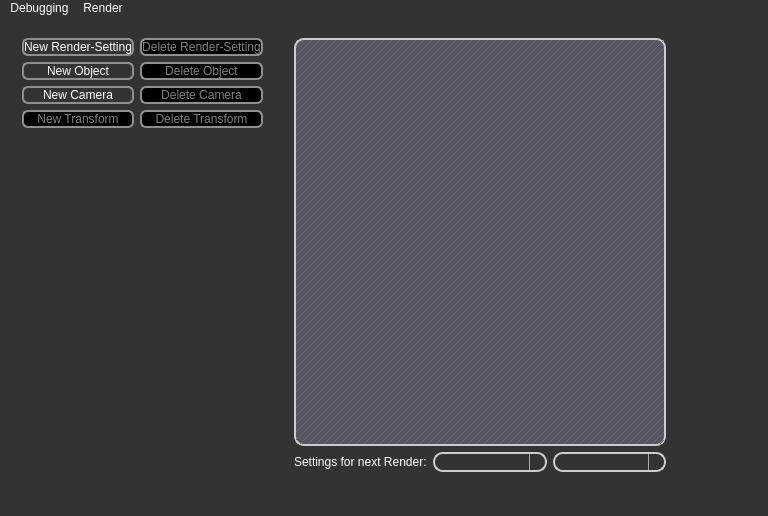
Before: the Qt Designer form qt-frontend/SimplexGui/mainwindow.ui in phresnel/picogen, drawn with Qt 5.
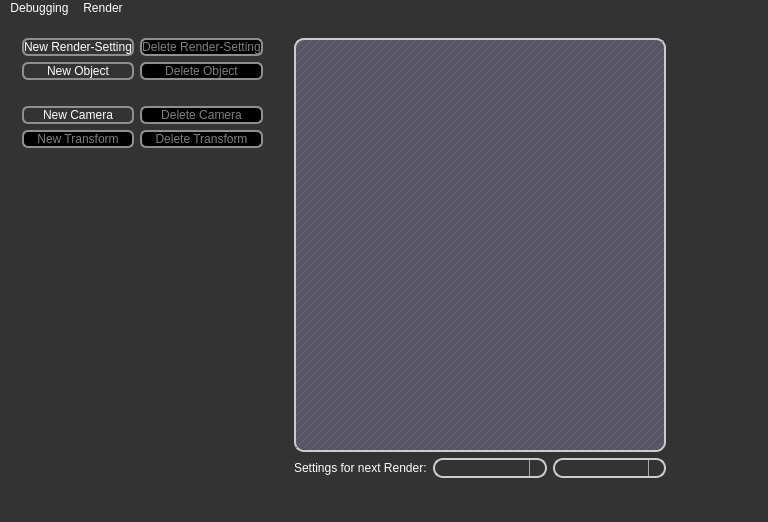
After: the same form once the commit is applied. Custom widgets are drawn as their Qt base class.

Diff of the .ui file:
```diff
--- a/qt-frontend/SimplexGui/mainwindow.ui
+++ b/qt-frontend/SimplexGui/mainwindow.ui
@@ -227,7 +227,7 @@
             </property>
            </widget>
           </item>
-          <item row="3" column="0">
+          <item row="4" column="0">
            <widget class="QPushButton" name="newSubTransformButton">
             <property name="enabled">
              <bool>false</bool>
@@ -237,7 +237,7 @@
             </property>
            </widget>
           </item>
-          <item row="3" column="2">
+          <item row="4" column="2">
            <widget class="QPushButton" name="deleteSubTransformButton">
             <property name="enabled">
              <bool>false</bool>
@@ -257,7 +257,7 @@
             </property>
            </widget>
           </item>
-          <item row="2" column="0">
+          <item row="3" column="0">
            <widget class="QPushButton" name="newCameraButton">
             <property name="enabled">
              <bool>true</bool>
@@ -267,7 +267,7 @@
             </property>
            </widget>
           </item>
-          <item row="2" column="2">
+          <item row="3" column="2">
            <widget class="QPushButton" name="deleteCameraButton">
             <property name="enabled">
              <bool>false</bool>
@@ -277,6 +277,19 @@
             </property>
            </widget>
           </item>
+          <item row="2" column="0">
+           <spacer name="horizontalSpacer">
+            <property name="orientation">
+             <enum>Qt::Horizontal</enum>
+            </property>
+            <property name="sizeHint" stdset="0">
+             <size>
+              <width>40</width>
+              <height>20</height>
+             </size>
+            </property>
+           </spacer>
+          </item>
          </layout>
         </item>
         <item>
```
